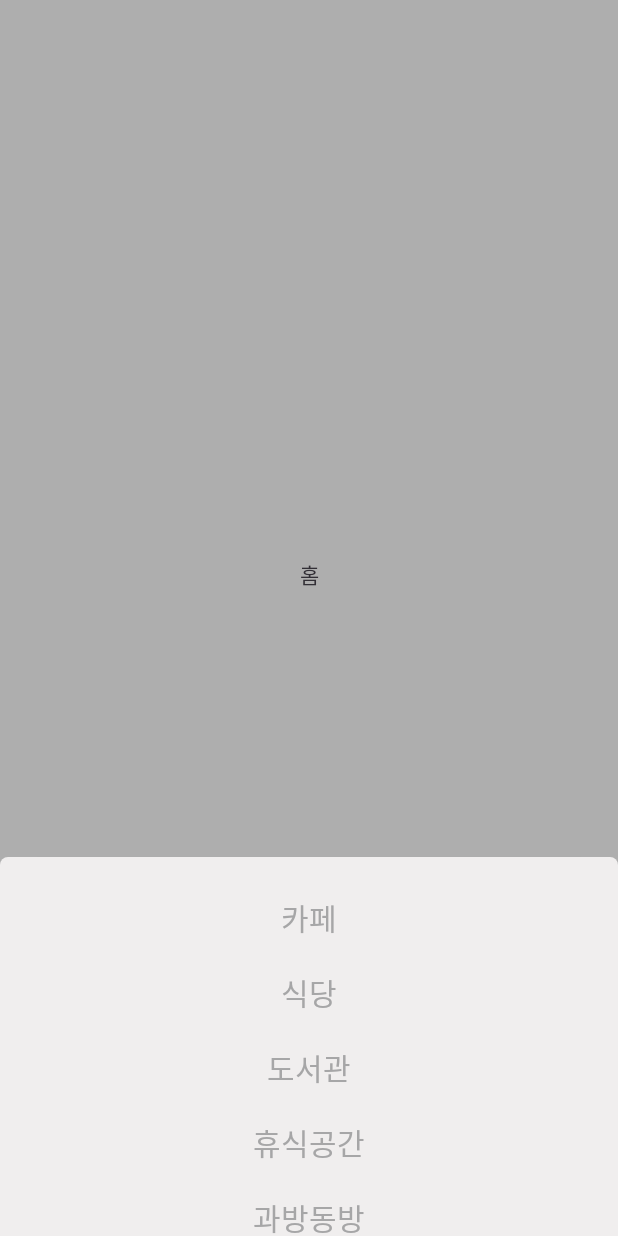
After one commit to CAMPTHON-BAMSAMJO/camputhon-client, an Android app: the fragment SelectLocationBottomSheet placed in its activity, on a phone screen of 412 x 824 dp. The commit adds this screen. Run offline under Robolectric (Android 15) with nearby library versions, the phone set to English and light mode, and no system bars; our stand-ins replace Dagger/Hilt's generated code, Timber, data binding.

Commit message:
[feat] 장소 입력받기 구현

```diff
--- /dev/null
+++ b/app/src/main/java/com/dgu/camputhon/domain/entity/SelectLocation.kt
@@ -0,0 +1,5 @@
+package com.dgu.camputhon.domain.entity
+
+data class SelectLocation (
+    val location: String
+)
--- a/app/src/main/java/com/dgu/camputhon/presentation/createshorts/CreateShortsFragment.kt
+++ b/app/src/main/java/com/dgu/camputhon/presentation/createshorts/CreateShortsFragment.kt
@@ -5,11 +5,13 @@
 import androidx.fragment.app.viewModels
 import com.dgu.camputhon.R
 import com.dgu.camputhon.databinding.FragmentCreateShortsBinding
+import com.dgu.camputhon.presentation.createshorts.CreateShortsViewModel.Companion.BOTTOM_SHEET
 import com.dgu.camputhon.presentation.createshorts.CreateShortsViewModel.Companion.FRI
 import com.dgu.camputhon.presentation.createshorts.CreateShortsViewModel.Companion.MON
 import com.dgu.camputhon.presentation.createshorts.CreateShortsViewModel.Companion.THURS
 import com.dgu.camputhon.presentation.createshorts.CreateShortsViewModel.Companion.TUES
 import com.dgu.camputhon.presentation.createshorts.CreateShortsViewModel.Companion.WED
+import com.dgu.camputhon.presentation.createshorts.location.SelectLocationBottomSheet
 import com.dgu.camputhon.util.base.BaseFragment
 import dagger.hilt.android.AndroidEntryPoint
 
@@ -24,6 +26,7 @@
         binding.viewModel = viewModel
 
         selectDay()
+        selectLocation()
         clickCreateShortsBtn()
     }
 
@@ -45,6 +48,12 @@
         }
     }
 
+    private fun selectLocation() {
+        binding.tvCreateShortsLocationInput.setOnClickListener {
+            SelectLocationBottomSheet().show(parentFragmentManager, BOTTOM_SHEET)
+        }
+    }
+
     private fun clickCreateShortsBtn() {
         binding.btnCreateShorts.setOnClickListener {
             viewModel.createShorts(viewModel.contents.value ?: "")
--- a/app/src/main/java/com/dgu/camputhon/presentation/createshorts/CreateShortsViewModel.kt
+++ b/app/src/main/java/com/dgu/camputhon/presentation/createshorts/CreateShortsViewModel.kt
@@ -3,13 +3,38 @@
 import androidx.lifecycle.LiveData
 import androidx.lifecycle.MutableLiveData
 import androidx.lifecycle.ViewModel
+import com.dgu.camputhon.domain.entity.SelectLocation
 import timber.log.Timber
 
 class CreateShortsViewModel: ViewModel() {
 
+    private val _locationList: MutableLiveData<ArrayList<SelectLocation>> =
+        MutableLiveData(
+            arrayListOf(
+                SelectLocation("카페"),
+                SelectLocation("식당"),
+                SelectLocation("도서관"),
+                SelectLocation("휴식공간"),
+                SelectLocation("과방동방"),
+                SelectLocation("헬스장"),
+                SelectLocation("영화관"),
+                SelectLocation("강의실"),
+                SelectLocation("연구실"),
+                SelectLocation("야외"),
+                SelectLocation("벤치"),
+            )
+        )
+
+    val locationList: LiveData<ArrayList<SelectLocation>>
+        get() = _locationList
+
     private val _selectedDay = MutableLiveData<String>("")
     val selectedDay: LiveData<String>
         get() = _selectedDay
+
+    private val _selectedLanguage = MutableLiveData<String>()
+    val selectedLanguage: LiveData<String>
+        get() = _selectedLanguage
 
     val contents = MutableLiveData<String>()
 
@@ -18,9 +43,13 @@
         Timber.d("[숏폼 생성] 제작: 요일 -> $day")
     }
 
+    fun setSelectedLocation(location: String) {
+        _selectedLanguage.value = location
+    }
+
     fun createShorts(contents: String) {
         // TODO 영상 생성하기 서버통신
-        Timber.d("[숏폼 생성] 제작: 일기 -> $contents")
+        Timber.d("[숏폼 생성] 제작 테스트 -> 장소: ${selectedLanguage.value}  일기: $contents")
     }
 
     companion object {
@@ -29,5 +58,7 @@
         const val WED = "수"
         const val THURS = "목"
         const val FRI = "금"
+
+        const val BOTTOM_SHEET = "BOTTOM_SHEET"
     }
 }
--- /dev/null
+++ b/app/src/main/java/com/dgu/camputhon/presentation/createshorts/location/SelectLocationAdapter.kt
@@ -0,0 +1,84 @@
+package com.dgu.camputhon.presentation.createshorts.location
+
+
+import android.content.Context
+import android.view.LayoutInflater
+import android.view.ViewGroup
+import androidx.core.content.ContextCompat
+import androidx.recyclerview.widget.ListAdapter
+import androidx.recyclerview.widget.RecyclerView
+import com.dgu.camputhon.R
+import com.dgu.camputhon.databinding.ItemSelectLocationBinding
+import com.dgu.camputhon.domain.entity.SelectLocation
+import com.dgu.camputhon.util.ItemDiffCallback
+
+class SelectLocationAdapter(private val context: Context) : ListAdapter<SelectLocation, SelectLocationAdapter.SelectLocationViewHolder>(
+    ItemDiffCallback<SelectLocation>(
+        onContentsTheSame = { oldItem, newItem -> oldItem == newItem },
+        onItemsTheSame = { oldItem, newItem -> oldItem.location == newItem.location }
+    )
+) {
+
+    private var onItemClickListener: OnItemClickListener? = null
+    private var selectedPosition: Int = RecyclerView.NO_POSITION
+
+    interface OnItemClickListener {
+        fun onItemClick(item: SelectLocation, position: Int)
+    }
+
+    fun setOnItemClickListener(listener: OnItemClickListener) {
+        this.onItemClickListener = listener
+    }
+
+    inner class SelectLocationViewHolder(
+        private val binding: ItemSelectLocationBinding
+    ): RecyclerView.ViewHolder(binding.root) {
+        fun onBind(data: SelectLocation) {
+            binding.tvLocationItem.text = data.location
+
+            if (selectedPosition == absoluteAdapterPosition) {
+                changeColor(binding, true)
+            } else {
+                changeColor(binding, false)
+            }
+
+            if (onItemClickListener != null) {
+                binding.tvLocationItem.setOnClickListener {
+                    onItemClickListener?.onItemClick(data, absoluteAdapterPosition)
+                    if (selectedPosition != absoluteAdapterPosition) {
+                        changeColor(binding, true)
+                        notifyItemChanged(selectedPosition)
+                        selectedPosition = absoluteAdapterPosition
+                    }
+                }
+            }
+        }
+    }
+
+    private fun changeColor(
+        binding: ItemSelectLocationBinding,
+        selected: Boolean
+    ) {
+        when (selected) {
+            true -> {
+                binding.tvLocationItem.setTextColor(ContextCompat.getColor(context, R.color.main_brown))
+                binding.tvLocationItem.setTextAppearance(R.style.TextAppearance_Camputhon_Title_Semibold_24)
+            }
+            false -> {
+                binding.tvLocationItem.setTextColor(ContextCompat.getColor(context, R.color.gray4))
+                binding.tvLocationItem.setTextAppearance(R.style.TextAppearance_Camputhon_Title_Semibold_20)
+            }
+
+        }
+    }
+
+    override fun onCreateViewHolder(parent: ViewGroup, viewType: Int): SelectLocationViewHolder {
+        val binding =
+            ItemSelectLocationBinding.inflate(LayoutInflater.from(parent.context), parent, false)
+        return SelectLocationViewHolder(binding)
+    }
+
+    override fun onBindViewHolder(holder: SelectLocationViewHolder, position: Int) {
+        holder.onBind(getItem(position))
+    }
+}
--- /dev/null
+++ b/app/src/main/java/com/dgu/camputhon/presentation/createshorts/location/SelectLocationBottomSheet.kt
@@ -0,0 +1,74 @@
+package com.dgu.camputhon.presentation.createshorts.location
+
+import android.os.Bundle
+import android.view.LayoutInflater
+import android.view.View
+import android.view.ViewGroup
+import androidx.fragment.app.activityViewModels
+import com.dgu.camputhon.databinding.BottomsheetSelectLocationBinding
+import com.dgu.camputhon.domain.entity.SelectLocation
+import com.dgu.camputhon.presentation.createshorts.CreateShortsViewModel
+import com.google.android.material.bottomsheet.BottomSheetBehavior
+import com.google.android.material.bottomsheet.BottomSheetDialogFragment
+import timber.log.Timber
+
+class SelectLocationBottomSheet : BottomSheetDialogFragment() {
+
+    private val viewModel by activityViewModels<CreateShortsViewModel>()
+
+    private var _binding: BottomsheetSelectLocationBinding? = null
+    val binding: BottomsheetSelectLocationBinding
+        get() = requireNotNull(_binding as BottomsheetSelectLocationBinding)
+
+    private var _selectLocationAdapter: SelectLocationAdapter? = null
+    private val selectLocationAdapter
+        get() = requireNotNull(_selectLocationAdapter)
+
+    override fun onStart() {
+        super.onStart()
+
+        val behavior = BottomSheetBehavior.from(requireView().parent as View)
+        behavior.state = BottomSheetBehavior.STATE_EXPANDED
+    }
+
+    override fun onCreateView(
+        inflater: LayoutInflater,
+        container: ViewGroup?,
+        savedInstanceState: Bundle?
+    ): View? {
+        _binding = BottomsheetSelectLocationBinding.inflate(inflater, container, false)
+        binding.lifecycleOwner = viewLifecycleOwner
+        return binding.root
+    }
+
+    override fun onViewCreated(view: View, savedInstanceState: Bundle?) {
+        super.onViewCreated(view, savedInstanceState)
+        binding.viewModel = viewModel
+
+        initSetAdapter()
+        initSetLocationList()
+    }
+
+    private fun initSetAdapter() {
+        _selectLocationAdapter = SelectLocationAdapter(requireContext()).apply {
+            setOnItemClickListener(object : SelectLocationAdapter.OnItemClickListener {
+                override fun onItemClick(item: SelectLocation, position: Int) {
+//                    Timber.d("[숏폼 생성] 제작 장소 바텀시트 -> ${item.location}")
+                    viewModel.setSelectedLocation(item.location)
+                }
+            })
+        }
+        binding.rcvSelectLocation.adapter = selectLocationAdapter
+    }
+
+    private fun initSetLocationList() {
+        viewModel.locationList.observe(viewLifecycleOwner) {
+            selectLocationAdapter.submitList(it)
+        }
+    }
+
+    private fun clickConfirmBtn() {
+        // TODO 장소 입력 버튼 구현
+    }
+
+}
--- /dev/null
+++ b/app/src/main/res/drawable/shape_gray3_fill_top_5_rect.xml
@@ -0,0 +1,7 @@
+<?xml version="1.0" encoding="utf-8"?>
+<shape xmlns:android="http://schemas.android.com/apk/res/android"
+    android:shape="rectangle">
+    <solid android:color="@color/gray3"/>
+    <corners android:topRightRadius="5dp" android:topLeftRadius="5dp"/>
+
+</shape>
--- /dev/null
+++ b/app/src/main/res/layout/bottomsheet_select_location.xml
@@ -0,0 +1,44 @@
+<?xml version="1.0" encoding="utf-8"?>
+<layout xmlns:android="http://schemas.android.com/apk/res/android"
+    xmlns:app="http://schemas.android.com/apk/res-auto"
+    xmlns:tools="http://schemas.android.com/tools">
+
+    <data>
+        <variable
+            name="viewModel"
+            type="com.dgu.camputhon.presentation.createshorts.CreateShortsViewModel" />
+
+    </data>
+
+    <androidx.constraintlayout.widget.ConstraintLayout
+        android:layout_width="match_parent"
+        android:layout_height="wrap_content"
+        android:backgroundTint="@android:color/transparent"
+        app:layout_behavior="com.google.android.material.bottomsheet.BottomSheetBehavior">
+
+        <androidx.constraintlayout.widget.ConstraintLayout
+            android:layout_width="0dp"
+            android:layout_height="wrap_content"
+            android:background="@drawable/shape_gray3_fill_top_5_rect"
+            app:layout_constraintStart_toStartOf="parent"
+            app:layout_constraintEnd_toEndOf="parent"
+            app:layout_constraintBottom_toBottomOf="parent">
+
+            <androidx.recyclerview.widget.RecyclerView
+                android:id="@+id/rcv_select_location"
+                android:layout_width="match_parent"
+                android:layout_height="237dp"
+                android:foregroundGravity="center"
+                android:layout_marginTop="15dp"
+                app:layoutManager="androidx.recyclerview.widget.LinearLayoutManager"
+                android:orientation="vertical"
+                app:layout_constraintTop_toTopOf="parent"
+                app:layout_constraintBottom_toBottomOf="parent"
+                app:layout_constraintStart_toStartOf="parent"
+                app:layout_constraintEnd_toEndOf="parent"
+                tools:listitem="@layout/item_select_location"/>
+
+        </androidx.constraintlayout.widget.ConstraintLayout>
+
+    </androidx.constraintlayout.widget.ConstraintLayout>
+</layout>
--- /dev/null
+++ b/app/src/main/res/layout/item_select_location.xml
@@ -0,0 +1,28 @@
+<?xml version="1.0" encoding="utf-8"?>
+<layout xmlns:android="http://schemas.android.com/apk/res/android"
+    xmlns:app="http://schemas.android.com/apk/res-auto">
+
+    <data>
+
+    </data>
+
+    <androidx.constraintlayout.widget.ConstraintLayout
+        android:layout_width="match_parent"
+        android:layout_height="wrap_content">
+
+        <TextView
+            android:id="@+id/tv_location_item"
+            android:layout_width="match_parent"
+            android:layout_height="wrap_content"
+            android:text="도서관"
+            android:textColor="@color/gray4"
+            android:gravity="center"
+            android:textAppearance="@style/TextAppearance.Camputhon.Title.Semibold.20"
+            android:layout_marginVertical="10dp"
+            app:layout_constraintTop_toTopOf="parent"
+            app:layout_constraintBottom_toBottomOf="parent"
+            app:layout_constraintStart_toStartOf="parent"
+            app:layout_constraintEnd_toEndOf="parent"/>
+
+    </androidx.constraintlayout.widget.ConstraintLayout>
+</layout>
--- a/app/src/main/res/values/colors.xml
+++ b/app/src/main/res/values/colors.xml
@@ -9,4 +9,6 @@
 
     <color name="gray">#C2C3C5</color>
     <color name="gray2">#CBCED5</color>
+    <color name="gray3">#F0EEEE</color>
+    <color name="gray4">#A6A6A7</color>
 </resources>
```
